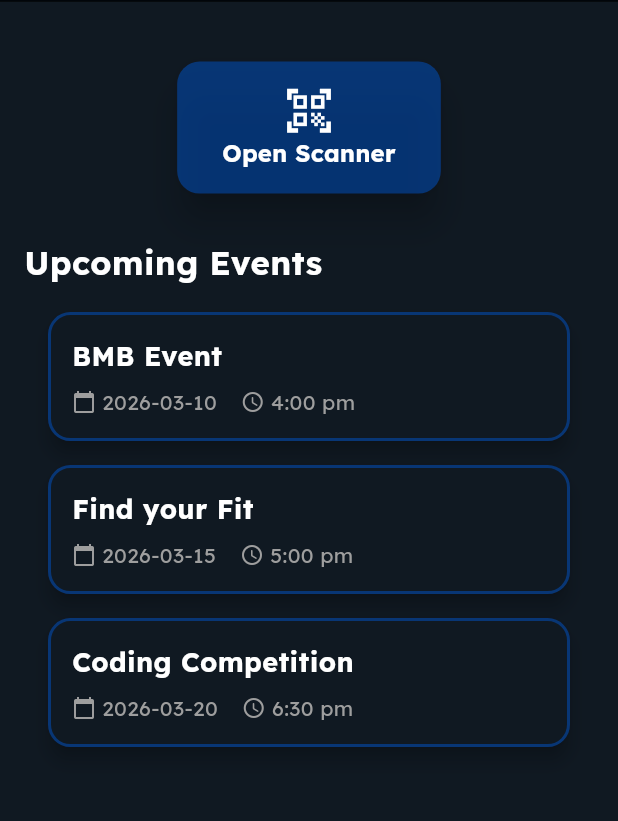
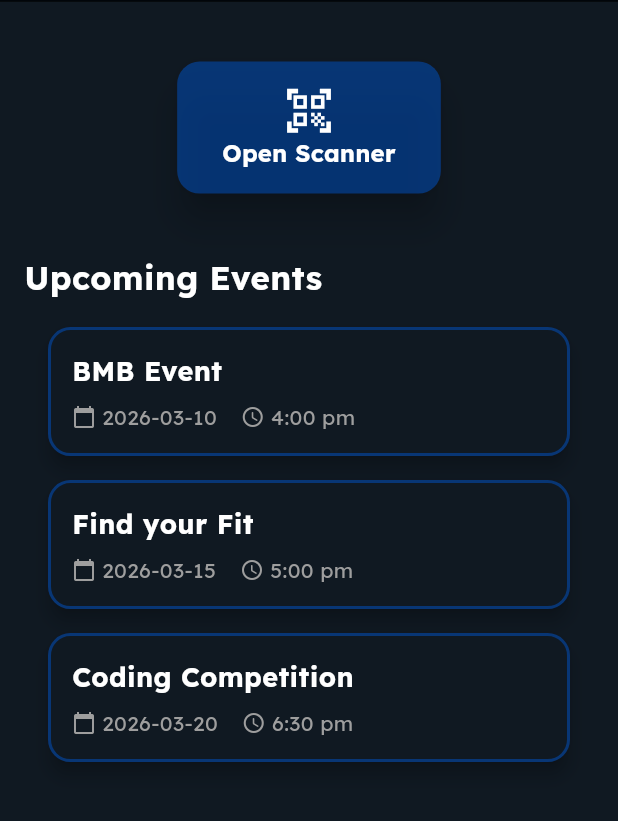
Before and after one commit to klarasameh1/VoltraScanner, a Flutter app: the screen it shows after launch, on a phone screen of 412 x 824 dp, the part 122-943 px from its top. Run offline on Flutter 3.47's test engine with Material 3 defaults, Android fonts, the phone set to English and light mode, and no system bars; missing offline and left inert: mobile_scanner.

Commit message:
ui fixes

```diff
--- a/lib/features/scanner/presentation/home_screen.dart
+++ b/lib/features/scanner/presentation/home_screen.dart
@@ -23,7 +23,7 @@ class HomeScreen extends StatelessWidget {
           const CustomAppBar(userName: 'Voltra Scanner'),
           const SizedBox(height: 40),
           ScannerButton(),
-          const SizedBox(height: 30),
+          const SizedBox(height: 40),
 
           // Title
           Expanded(
```
